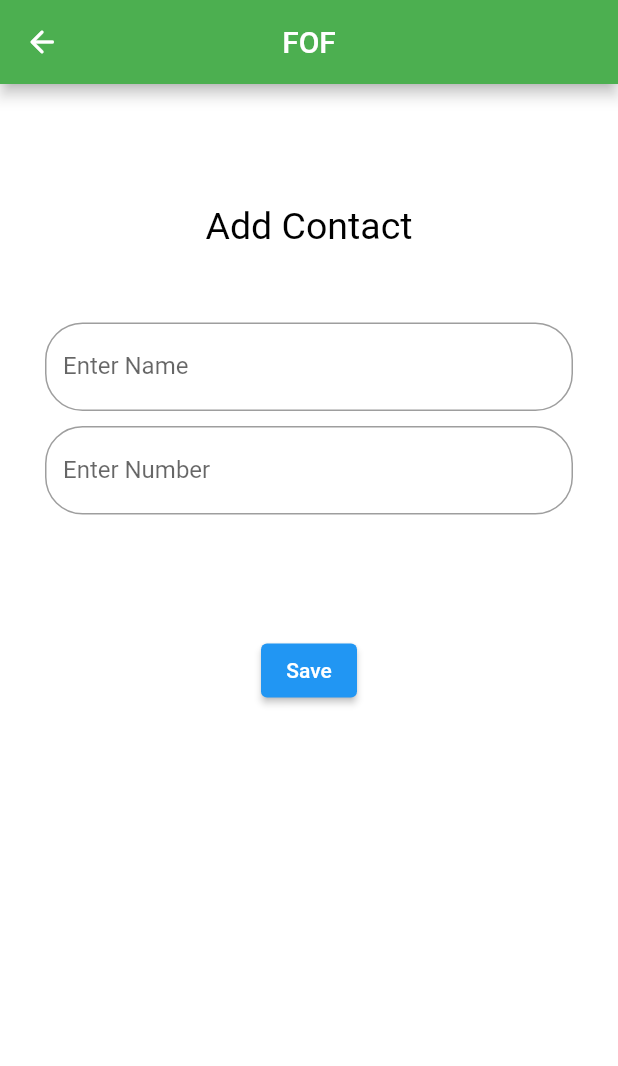
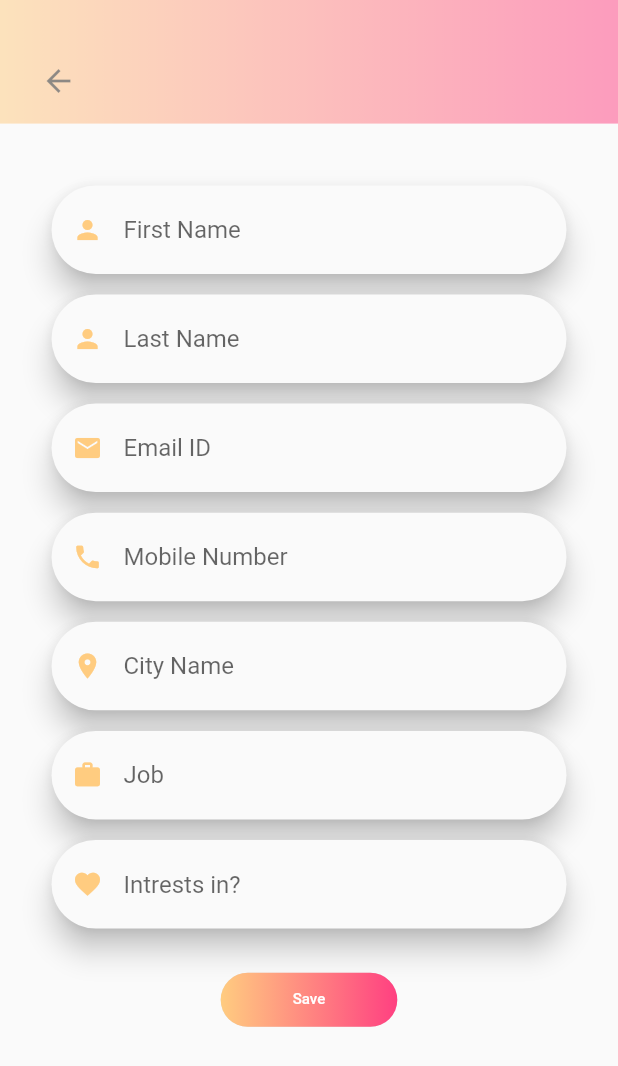
Before and after one commit to amirradjou/FoF, a Flutter app: the AddContact screen opened directly, after a tap on "Save", after a tap on the "add" icon, on a phone screen of 412 x 824 dp. Shown: the top 1066 px of the screen. Run offline on Flutter 3.47's test engine with Material 2 defaults, Android fonts, the phone set to English and light mode, and no system bars; our stand-ins replace flutter_secure_storage; accounts and stored records are empty; network calls fail; Roboto replaces fonts that are missing (Poppins).

Commit message:
Add Contact With API

```diff
--- a/lib/AddContact.dart
+++ b/lib/AddContact.dart
@@ -1,105 +1,260 @@
-import 'package:flutter/cupertino.dart';
+import 'dart:io';
+
 import 'package:flutter/material.dart';
 import 'package:flutter_app/MyHome.dart';
+import 'package:flutter_app/constants/constants.dart';
+import 'package:flutter_app/main.dart';
+import 'package:http/http.dart';
+import 'ui/widgets/custom_shape.dart';
+import 'ui/widgets/customappbar.dart';
+import 'ui/widgets/responsive_ui.dart';
+import 'ui/widgets/textformfield.dart';
 
-class AddContact extends StatelessWidget {
 
-  String name;
-  String number;
 
-  TextEditingController nameController = TextEditingController();
-  TextEditingController phoneController = TextEditingController();
+class AddContact extends StatefulWidget {
+  @override
+  _AddContactState createState() => _AddContactState();
+}
+
+class _AddContactState extends State<AddContact> {
+  bool checkBoxValue = false;
+  double _height;
+  double _width;
+  double _pixelRatio;
+  bool _large;
+  bool _medium;
+
+  TextEditingController firstNameController = TextEditingController();
+  TextEditingController lastNameController = TextEditingController();
+  TextEditingController cellPhoneController = TextEditingController();
+  TextEditingController cityNameController = TextEditingController();
+  TextEditingController emailController = TextEditingController();
+  TextEditingController jobController = TextEditingController();
+  TextEditingController intrestController = TextEditingController();
 
   @override
   Widget build(BuildContext context) {
-    return Scaffold(
-      appBar: AppBar(
-        title: Text('FOF'),
-        centerTitle: true,
-        leading:IconButton(
-          icon: Icon(Icons.arrow_back_rounded,color: Colors.white,), onPressed: (){
+
+    _height = MediaQuery.of(context).size.height;
+    _width = MediaQuery.of(context).size.width;
+    _pixelRatio = MediaQuery.of(context).devicePixelRatio;
+    _large =  ResponsiveWidget.isScreenLarge(_width, _pixelRatio);
+    _medium =  ResponsiveWidget.isScreenMedium(_width, _pixelRatio);
+
+    return Material(
+      child: Scaffold(
+        body: Container(
+          height: _height,
+          width: _width,
+          margin: EdgeInsets.only(bottom: 5),
+          child: SingleChildScrollView(
+            child: Column(
+              children: <Widget>[
+                Opacity(opacity: 0.50,child: CustomAppBar()),
+                form(),
+                SizedBox(height: _height/35,),
+                button(),
+                //signInTextRow(),
+              ],
+            ),
+          ),
+        ),
+      ),
+    );
+  }
+
+
+  Widget form() {
+    return Container(
+      margin: EdgeInsets.only(
+          left:_width/ 12.0,
+          right: _width / 12.0,
+          top: _height / 20.0),
+      child: Form(
+        child: Column(
+          children: <Widget>[
+            firstNameTextFormField(),
+            SizedBox(height: _height / 60.0),
+            lastNameTextFormField(),
+            SizedBox(height: _height/ 60.0),
+            emailTextFormField(),
+            SizedBox(height: _height / 60.0),
+            phoneTextFormField(),
+            SizedBox(height: _height / 60.0),
+            cityNameTextFormField(),
+            SizedBox(height: _height / 60.0),
+            jobTextFormField(),
+            SizedBox(height: _height / 60.0),
+            intrestTextFormField(),
+          ],
+        ),
+      ),
+    );
+  }
+
+  Widget firstNameTextFormField() {
+    return CustomTextField(
+      keyboardType: TextInputType.text,
+      icon: Icons.person,
+      hint: "First Name",
+      textEditingController: firstNameController,
+    );
+  }
+
+  Widget lastNameTextFormField() {
+    return CustomTextField(
+      keyboardType: TextInputType.text,
+      icon: Icons.person,
+      hint: "Last Name",
+      textEditingController: lastNameController,
+    );
+  }
+
+  Widget emailTextFormField() {
+    return CustomTextField(
+      keyboardType: TextInputType.emailAddress,
+      icon: Icons.email,
+      hint: "Email ID",
+      textEditingController: emailController,
+    );
+  }
+
+  Widget phoneTextFormField() {
+    return CustomTextField(
+      keyboardType: TextInputType.number,
+      icon: Icons.phone,
+      hint: "Mobile Number",
+      textEditingController: cellPhoneController,
+    );
+  }
+
+  Widget cityNameTextFormField() {
+    return CustomTextField(
+      keyboardType: TextInputType.text,
+      obscureText: true,
+      icon: Icons.location_on,
+      hint: "City Name",
+      textEditingController: cityNameController,
+    );
+  }
+
+  Widget jobTextFormField() {
+    return CustomTextField(
+      keyboardType: TextInputType.text,
+      icon: Icons.work,
+      hint: "Job",
+      textEditingController: jobController,
+    );
+  }
+
+
+  Widget intrestTextFormField() {
+    return CustomTextField(
+      keyboardType: TextInputType.text,
+      icon: Icons.favorite,
+      hint: "Intrests in?",
+      textEditingController: intrestController,
+    );
+  }
+
+
+  Widget button() {
+    return RaisedButton(
+      elevation: 0,
+      shape: RoundedRectangleBorder(borderRadius: BorderRadius.circular(30.0)),
+      onPressed: () {
+        _makePostRequest(
+            firstNameController.text,
+            lastNameController.text,
+            cellPhoneController.text,
+            cityNameController.text,
+            emailController.text,
+            jobController.text,
+            intrestController.text
+        );
         Navigator.pushReplacement(context, MaterialPageRoute(builder: (context) => MyHome()));
       },
-        ),
-        backgroundColor: Colors.green,
-      ),
-      body: new Material(
-          child: new Container (
-              padding: const EdgeInsets.all(30.0),
-              color: Colors.white,
-              child: new Container(
-                child: new Center(
-                    child: new Column(
-                        children : [
-                          new Padding(padding: EdgeInsets.only(top: 50.0)),
-                          new Text('Add Contact',
-                            style: new TextStyle(color: Colors.black, fontSize: 25.0,),),
-                          new Padding(padding: EdgeInsets.only(top: 50.0)),
-                          new TextFormField(
-                            controller: nameController,
-                            decoration: new InputDecoration(
-                              labelText: "Enter Name",
-                              fillColor: Colors.white,
-                              border: new OutlineInputBorder(
-                                borderRadius: new BorderRadius.circular(25.0),
-                                borderSide: new BorderSide(
+      textColor: Colors.white,
+      padding: EdgeInsets.all(0.0),
+      child: Container(
+        alignment: Alignment.center,
+//        height: _height / 20,
+        width:_large? _width/4 : (_medium? _width/3.75: _width/3.5),
+        decoration: BoxDecoration(
+          borderRadius: BorderRadius.all(Radius.circular(20.0)),
+          gradient: LinearGradient(
+            colors: <Color>[Colors.orange[200], Colors.pinkAccent],
           ),
         ),
-                              //fillColor: Colors.green
+        padding: const EdgeInsets.all(12.0),
+        child: Text('Save', style: TextStyle(fontSize: _large? 14: (_medium? 12: 10)),),
       ),
-                            validator: (val) {
-                              if(val.length==0) {
-                                return "Name cannot be empty";
-                              }else{
-                                return null;
+    );
   }
+
+
+
+  Widget signInTextRow() {
+    return Container(
+      margin: EdgeInsets.only(top: _height / 20.0),
+      child: Row(
+        mainAxisAlignment: MainAxisAlignment.center,
+        children: <Widget>[
+          Text(
+            "Already have an account?",
+            style: TextStyle(fontWeight: FontWeight.w400),
+          ),
+          SizedBox(
+            width: 5,
+          ),
+          GestureDetector(
+            onTap: () {
+              Navigator.of(context).pop(SIGN_IN);
+              print("Routing to Sign up screen");
             },
-                            keyboardType: TextInputType.name,
-                            style: new TextStyle(
-                              fontFamily: "Poppins",
-                            ),
-                          ),
-                          new Padding(padding: EdgeInsets.only(top: 10.0)),
-                          new TextFormField(
-                            controller: phoneController,
-                            decoration: new InputDecoration(
-                              labelText: "Enter Number",
-                              fillColor: Colors.white,
-                              border: new OutlineInputBorder(
-                                borderRadius: new BorderRadius.circular(25.0),
-                                borderSide: new BorderSide(
-                                ),
-                              ),
-                              //fillColor: Colors.green
-                            ),
-                            validator: (val) {
-                              if(val.length==0) {
-                                return "Number cannot be empty";
-                              }else{
-                                return null;
-                              }
-                            },
-                            keyboardType: TextInputType.phone,
-                            style: new TextStyle(
-                              fontFamily: "Poppins",
-                            ),
-                          ),
-                          new Padding(padding: EdgeInsets.only(top: 80.0)),
-                  ElevatedButton(
-                    onPressed: () {
-                      MyHome.contactNames.add(nameController.text);
-                      MyHome.contactNumbers.add(phoneController.text);
-                      print(nameController.text);
-                      Navigator.pushReplacement(context, MaterialPageRoute(builder: (context) => MyHome()));
-                    },
-                    child: Text('Save'),
-                  )
-                        ]
-                    )
+            child: Text(
+              "Sign in",
+              style: TextStyle(
+                  fontWeight: FontWeight.w800, color: Colors.orange[200], fontSize: 19),
             ),
           )
-          )
-      )
+        ],
+      ),
     );
   }
 }
+
+
+_makePostRequest(firstName,lastName,cellPhone,cityName,email,job,intrest) async {
+  String url = 'https://fof.cleverapps.io/contact';
+  Map<String, String> headers = {"Content-type": "application/json" , "authorization": userToken};
+  String json = '{'
+      '"first_name": "$firstName",'
+      '"last_name": "$lastName",'
+      '"cellphone": "$cellPhone",'
+      '"email": "$email",'
+      '"birth_day": 22,'
+      '"birth_month": 2,'
+      '"job": "$job",'
+      '"interests": "$intrest",'
+      '"city_name":"$cityName"}';
+  Response response = await post(url,headers: headers ,body: json);
+  int statusCode = response.statusCode;
+  print('------kkkkkkkkkkkkkkkkkkkkkkkkkkkkkkkkk-------------------');
+  print(statusCode);
+  print(userToken);
+  String body = response.body;
+  print(response.body);
+
+//  print(statusCode);
+//  print("---------------------------------------------------");
+//  print(firstName);
+//  print(lastName);
+//  print(cellPhone);
+//  print(email);
+//  print(password);
+//  print(job);
+//  print("---------------------------------------------------");
+
+}
--- a/lib/ContactView.dart
+++ b/lib/ContactView.dart
@@ -1,8 +1,8 @@
 import 'package:flutter/cupertino.dart';
 import 'package:flutter/material.dart';
-
 import 'MyHome.dart';
 
+// ignore: must_be_immutable
 class ContactView extends StatelessWidget {
   String phoneNumber;
   String contactName;
@@ -96,10 +96,6 @@ class ContactView extends StatelessWidget {
                             new Padding(padding: EdgeInsets.only(top: 80.0)),
                             ElevatedButton(
                               onPressed: () {
-                                MyHome.contactNames.remove(contactName);
-                                MyHome.contactNumbers.remove(phoneNumber);
-                                MyHome.contactNames.add(nameController.text);
-                                MyHome.contactNumbers.add(phoneController.text);
                                 print(nameController.text);
                                 Navigator.pushReplacement(context, MaterialPageRoute(builder: (context) => MyHome()));
                               },
--- /dev/null
+++ b/lib/Contacts.dart
@@ -0,0 +1,29 @@
+class Contacts{
+  int _id;
+  String _firstName;
+  String _lastName;
+  String _cellPhone;
+  String _email;
+  String _job;
+  String _intrests;
+  String _cityName;
+
+  Contacts(this._id, this._firstName, this._lastName, this._cellPhone,
+      this._email, this._job, this._intrests, this._cityName);
+
+  String get cityName => _cityName;
+
+  String get intrests => _intrests;
+
+  String get job => _job;
+
+  String get email => _email;
+
+  String get cellPhone => _cellPhone;
+
+  String get lastName => _lastName;
+
+  String get firstName => _firstName;
+
+  int get id => _id;
+}
--- a/lib/MyHome.dart
+++ b/lib/MyHome.dart
@@ -1,17 +1,20 @@
+import 'dart:convert';
+import 'dart:io';
+
 import 'package:flutter/cupertino.dart';
 import 'package:flutter/material.dart';
+import 'package:flutter_app/main.dart';
 import 'package:http/http.dart';
 
 import 'AddContact.dart';
 import 'ContactView.dart';
+import 'Contacts.dart';
 import 'DataSearch.dart';
 import 'FofBottomNavigator.dart';
 
 class MyHome extends StatelessWidget {
 
-  static List<String> contactNames = <String>[];
-  static List<String> contactNumbers = <String>[];
-
+  static List<Contacts> _contacts = [];
 
 
 
@@ -48,14 +51,14 @@ class MyHome extends StatelessWidget {
               Expanded(
                   child: ListView.builder(
                       padding: const EdgeInsets.all(8),
-                      itemCount: contactNames.length,
+                      itemCount: _contacts.length,
                       itemBuilder: (BuildContext context, int index) {
                         return ListTile(
-                          title: Text('${contactNames[index]}'),
-                          subtitle: Text('${contactNumbers[index]}'),
+                          title: Text('${_contacts[index].firstName}'),
+                          subtitle: Text('${_contacts[index].cellPhone}'),
                           leading: CircleAvatar(),
                           onTap: (){
-                            Navigator.pushReplacement(context, MaterialPageRoute(builder: (context) => ContactView(contactNames[index], contactNumbers[index])));
+                            Navigator.pushReplacement(context, MaterialPageRoute(builder: (context) => ContactView(_contacts[index].firstName, _contacts[index].cellPhone)));
                           },
 
                         );
@@ -69,8 +72,15 @@ class MyHome extends StatelessWidget {
   }
 
   void fetchItems() async{
-    var url = '';
-    Response response = await get(url);
-
+    var url = 'https://fof.cleverapps.io/contact';
+    Map<String, String> headers = {"Content-type": "application/json",  "authorization": userToken};
+    Response response = await get(url, headers: headers);
+    setState(){
+      var contactJson = json.decode(response.body);
+      for(var c in contactJson){
+        var contactItem = Contacts(c['id'], c['first_name'], c['last_name'], c['cellphone'], c['email'], c['job'], c['intrests'], c['city_name']);
+        _contacts.add(contactItem);
+      }
+    }
   }
 }
--- a/lib/main.dart
+++ b/lib/main.dart
@@ -2,23 +2,18 @@
 // Use of this source code is governed by a BSD-style license that can be
 // found in the LICENSE file.
 
-import 'package:contacts_service/contacts_service.dart';
 import 'package:flutter/cupertino.dart';
 import 'package:flutter/material.dart';
-import 'package:english_words/english_words.dart';
-import 'package:flutter_app/AddContact.dart';
-import 'package:flutter_app/DataSearch.dart';
 import 'package:flutter_app/MyHome.dart';
-import 'FofBottomNavigator.dart';
+import 'package:flutter_secure_storage/flutter_secure_storage.dart';
 
 
-import 'constants/constants.dart';
 import 'ui/signin.dart';
-import 'ui/signup.dart';
-import 'ui/splashscreen.dart';
-
 
 String userToken = '';
+final loginToken = new FlutterSecureStorage();
+//final String mySecureKey = getSecureKey() as String;
+
 void main() => runApp(Fof());
 
 class Fof extends StatefulWidget {
@@ -27,11 +22,19 @@ class Fof extends StatefulWidget {
 }
 
 class _FofState extends State<Fof> {
-
+  @override
+  void initState() {
+    // TODO: implement initState
+    super.initState();
+  }
 
   @override
   Widget build(BuildContext context) {
-    if(userToken==''){
+    print('*-*--*-**--**--*-*-*-*-*-*');
+//    print(mySecureKey);
+    print(userToken);
+    print('*-*--*-**--**--*-*-*-*-*-*');
+    if(/*mySecureKey == null*/ userToken == ''){
       return MaterialApp(
         debugShowCheckedModeBanner: false,
         home: SignInPage()
@@ -45,3 +48,11 @@ class _FofState extends State<Fof> {
     }
   }
 }
+
+//Future<void> getSecureKey() async {
+//  final String mySecureKey = await loginToken.read(key: 'login');
+//  print('in function***************************************');
+//  print(mySecureKey);
+
+//  return mySecureKey;
+//}
--- a/lib/ui/signin.dart
+++ b/lib/ui/signin.dart
@@ -283,6 +283,7 @@ _makePostRequest(cellPhone,password) async {
   var decodedJson = jsonDecode(body);
   print(decodedJson['token']);
   userToken = decodedJson['token'];
+  //loginToken.write(key: 'login', value: decodedJson['token']);
   print(statusCode);
   print("-------------------------------");
 }
```
Also changed, not shown: pubspec.yaml (+8 -0 lines), assets/images/fof.png (added), pubspec.lock, 2 other files. Lines whose indentation alone changed are shown as unchanged.
